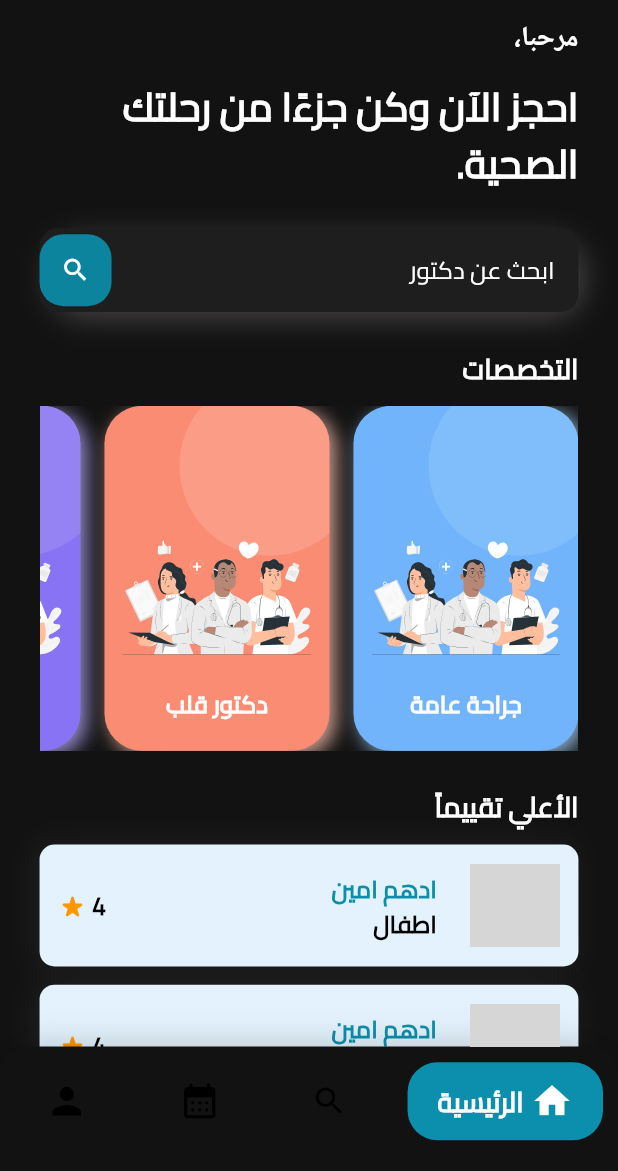
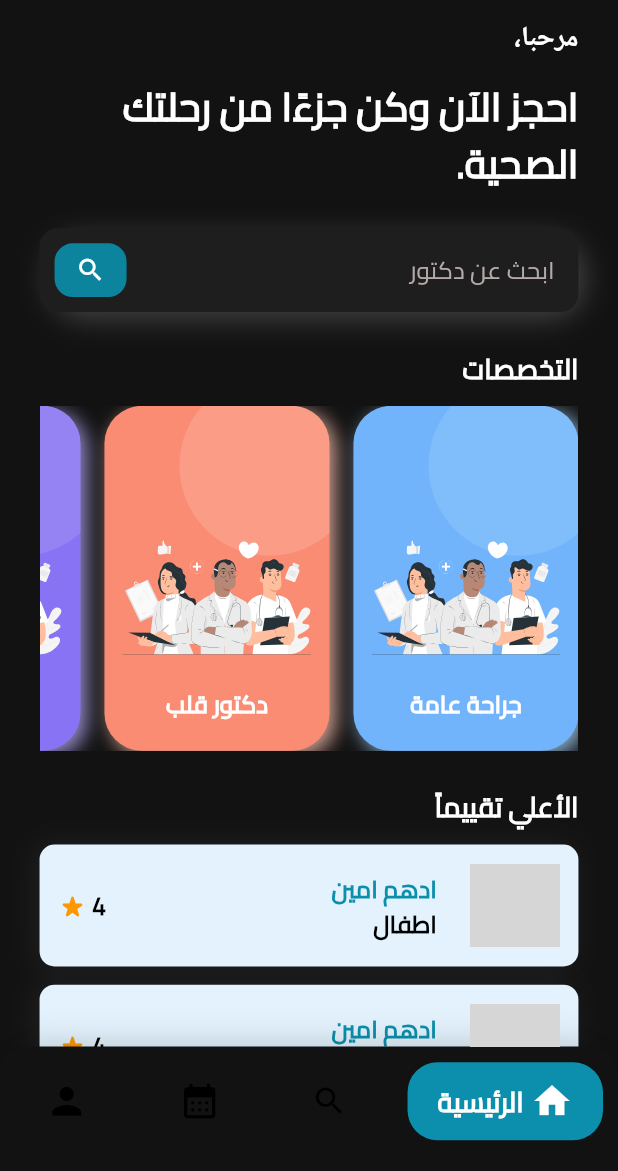
Before and after one commit to Adham-Amin/se7ty, a Flutter app: the PatientMainView screen opened by its route, on a phone screen of 412 x 824 dp, the part 65-1236 px from its top. Run offline on Flutter 3.47's test engine with Material 3 defaults, Android fonts, the phone set to English and light mode, and no system bars; drawn by our look-alikes of google_nav_bar; our stand-ins replace cloud_firestore, dartz, firebase_auth, firebase_core, flutter_bloc, flutter_screenutil and 7 more; missing offline and left inert: animated_snack_bar; accounts and stored records are empty; network calls fail; grey boxes are pictures that could not be loaded.

Commit message:
Done Search Ui

```diff
--- a/lib/core/functions/theme_dark.dart
+++ b/lib/core/functions/theme_dark.dart
@@ -33,7 +33,11 @@ ThemeData themeDark() {
         borderSide: const BorderSide(color: AppColors.primary),
       ),
     ),
-    appBarTheme: AppBarTheme(elevation: 0, backgroundColor: AppColors.primary),
+    appBarTheme: AppBarTheme(
+      elevation: 0,
+      centerTitle: true,
+      backgroundColor: AppColors.primary,
+    ),
     cardColor: const Color(0xFF1E1E1E),
   );
 }
--- a/lib/core/functions/theme_light.dart
+++ b/lib/core/functions/theme_light.dart
@@ -33,6 +33,10 @@ ThemeData themeLight() {
         borderSide: const BorderSide(color: AppColors.primary),
       ),
     ),
-    appBarTheme: AppBarTheme(elevation: 0, backgroundColor: AppColors.primary),
+    appBarTheme: AppBarTheme(
+      elevation: 0,
+      centerTitle: true,
+      backgroundColor: AppColors.primary,
+    ),
   );
 }
--- a/lib/core/routes/on_generate_route.dart
+++ b/lib/core/routes/on_generate_route.dart
@@ -28,7 +28,9 @@ Route<dynamic> onGenerateRoute(RouteSettings settings) {
     case AppRoutes.doctorRegisterView:
       return MaterialPageRoute(builder: (_) => const DoctorRegisterView());
     case AppRoutes.patientMainView:
-      return MaterialPageRoute(builder: (_) => const PatientMainView());
+      return MaterialPageRoute(
+        builder: (_) => PatientMainView(key: PatientMainView.mainViewKey),
+      );
     case AppRoutes.specialityView:
       return MaterialPageRoute(
         builder: (_) =>
--- a/lib/core/widgets/custom_text_form_field.dart
+++ b/lib/core/widgets/custom_text_form_field.dart
@@ -41,7 +41,7 @@ class CustomTextFormField extends StatelessWidget {
       controller: controller,
       validator: validator,
       keyboardType: keyboardType,
-      style: AppStyles.textRegular14,
+      style: AppStyles.textRegular16,
       textAlign: textAlign,
       maxLines: maxLines,
       inputFormatters: inputFormatters,
--- a/lib/features/patient/home/presentation/widgets/patient_home_view_body.dart
+++ b/lib/features/patient/home/presentation/widgets/patient_home_view_body.dart
@@ -1,6 +1,7 @@
 import 'package:firebase_auth/firebase_auth.dart';
 import 'package:flutter/material.dart';
 import 'package:flutter_screenutil/flutter_screenutil.dart';
+import 'package:se7ty/core/functions/navigate_to_tab.dart';
 import 'package:se7ty/core/utils/app_styles.dart';
 import 'package:se7ty/core/widgets/custom_rich_text.dart';
 import 'package:se7ty/core/widgets/height_and_width.dart';
@@ -30,7 +31,11 @@ class PatientHomeViewBody extends StatelessWidget {
               style: AppStyles.textBold26,
             ),
             HeightBox(24),
-            SearchSection(),
+            SearchSection(
+              readOnly: true,
+              onTap: () => navigateToTab(context, 1),
+              notDisplaySuffix: false,
+            ),
             HeightBox(24),
             SpecialistsBanner(),
             HeightBox(24),
--- a/lib/features/patient/home/presentation/widgets/search_section.dart
+++ b/lib/features/patient/home/presentation/widgets/search_section.dart
@@ -1,10 +1,21 @@
 import 'package:flutter/material.dart';
 import 'package:flutter_screenutil/flutter_screenutil.dart';
 import 'package:se7ty/core/utils/app_colors.dart';
-import 'package:se7ty/core/utils/app_styles.dart';
+import 'package:se7ty/core/widgets/custom_text_form_field.dart';
 
 class SearchSection extends StatelessWidget {
-  const SearchSection({super.key});
+  const SearchSection({
+    super.key,
+    this.readOnly,
+    this.onTap,
+    this.onChange,
+    this.notDisplaySuffix = true,
+  });
+
+  final bool? readOnly;
+  final VoidCallback? onTap;
+  final Function(String)? onChange;
+  final bool notDisplaySuffix;
 
   @override
   Widget build(BuildContext context) {
@@ -20,30 +31,26 @@ class SearchSection extends StatelessWidget {
           ),
         ],
       ),
-      child: TextFormField(
-        textInputAction: TextInputAction.search,
-        cursorColor: AppColors.primary,
-        onTapOutside: (_) => FocusScope.of(context).unfocus(),
-        decoration: InputDecoration(
-          hintStyle: AppStyles.textRegular16,
-          filled: true,
+      child: CustomTextFormField(
+        onTap: onTap,
+        readOnly: readOnly ?? false,
         hintText: 'ابحث عن دكتور',
-          suffixIcon: Container(
+        suffixIcon: notDisplaySuffix
+            ? null
+            : Container(
+                margin: const EdgeInsets.all(10),
                 decoration: BoxDecoration(
                   color: AppColors.primary.withValues(alpha: 0.9),
-              borderRadius: BorderRadius.circular(16),
+                  borderRadius: BorderRadius.circular(12.r),
                 ),
                 child: IconButton(
                   iconSize: 20,
                   splashRadius: 20,
                   color: Colors.white,
                   icon: const Icon(Icons.search),
-              onPressed: () {},
+                  onPressed: null,
                 ),
               ),
-        ),
-        style: AppStyles.textRegular16,
-        onFieldSubmitted: (String value) {},
       ),
     );
   }
--- a/lib/features/patient/main/nav_bar.dart
+++ b/lib/features/patient/main/nav_bar.dart
@@ -5,6 +5,7 @@ import 'package:google_nav_bar/google_nav_bar.dart';
 import 'package:se7ty/core/utils/app_colors.dart';
 import 'package:se7ty/core/utils/app_styles.dart';
 import 'package:se7ty/features/patient/home/presentation/page/patient_home_view.dart';
+import 'package:se7ty/features/patient/search/presentation/page/search_view.dart';
 
 class PatientMainView extends StatefulWidget {
   const PatientMainView({super.key});
@@ -19,8 +20,8 @@ class _MainPageState extends State<PatientMainView> {
   int _selectedIndex = 0;
 
   final List<Widget> _pages = [
-    const PatientHomeView(),
-    // const SearchScreen(),
+    PatientHomeView(),
+    PatientSearchView(),
     // const MyAppointmentsScreen(),
     // PatientProfileScreen(),
   ];
```
Also changed, not shown: lib/features/patient/search/presentation/page/search_view.dart (added, +18 -0 lines), lib/features/patient/search/presentation/widgets/search_view_body.dart (added, +40 -0 lines). Lines whose indentation alone changed are shown as unchanged.
